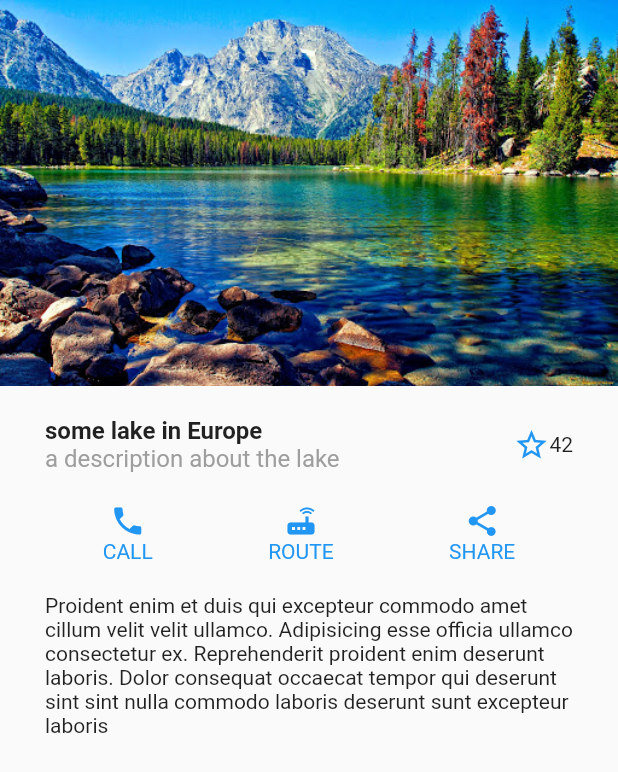
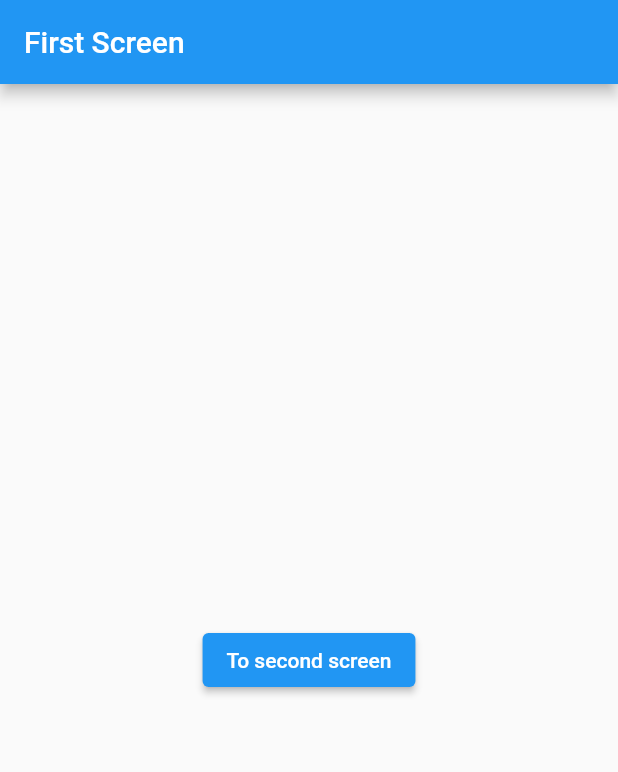
Before and after one commit to HiskelKelemework/AMP_LAB, a Flutter app: the screen it shows after launch, on a phone screen of 412 x 824 dp. Shown: the top 772 px of the screen. Run offline on Flutter 3.47's test engine with Material 2 defaults, Android fonts, the phone set to English and light mode, and no system bars.

Commit message:
named routes

```diff
--- a/lib/main.dart
+++ b/lib/main.dart
@@ -1,131 +1,20 @@
 import 'package:flutter/cupertino.dart';
 import 'package:flutter/material.dart';
-import 'package:myapp/star.dart';
-import 'package:myapp/star_stateful.dart';
+import 'package:myapp/screens/first_screen.dart';
+import 'package:myapp/screens/second_screen.dart';
 
 void main() => runApp(MyApp());
 
 class MyApp extends StatelessWidget {
-  Widget _buildTextRow() {
-    return Row(
-      children: [
-        Expanded(
-          child: Column(
-            crossAxisAlignment: CrossAxisAlignment.start,
-            children: [
-              Text(
-                "some lake in Europe",
-                style: TextStyle(
-                  fontWeight: FontWeight.bold,
-                  fontSize: 16.0,
-                ),
-              ),
-              Text(
-                "a description about the lake",
-                style: TextStyle(
-                  fontSize: 16.0,
-                  color: Colors.grey,
-                ),
-              ),
-            ],
-          ),
-        ),
-        StarStateful(starColor: Colors.blue, count: 42),
-      ],
-    );
-  }
-
-  Widget _buildIconRow() {
-    final textStyle = TextStyle(color: Colors.blue);
-
-    return Padding(
-      padding: const EdgeInsets.symmetric(vertical: 20.0),
-      child: Row(
-        mainAxisAlignment: MainAxisAlignment.spaceAround,
-        children: [
-          Column(
-            children: [
-              Icon(
-                Icons.phone,
-                color: Colors.blue,
-              ),
-              Text(
-                "CALL",
-                style: textStyle,
-              ),
-            ],
-          ),
-          Column(
-            children: [
-              Icon(
-                Icons.router,
-                color: Colors.blue,
-              ),
-              Text(
-                "ROUTE",
-                style: textStyle,
-              ),
-            ],
-          ),
-          Column(
-            children: [
-              Icon(
-                Icons.share,
-                color: Colors.blue,
-              ),
-              Text(
-                "SHARE",
-                style: textStyle,
-              ),
-            ],
-          )
-        ],
-      ),
-    );
-  }
-
-  Widget _buildText() {
-    return Text(
-      "Proident enim et duis qui excepteur commodo amet cillum velit velit ullamco. Adipisicing esse officia ullamco consectetur ex. Reprehenderit proident enim deserunt laboris. Dolor consequat occaecat tempor qui deserunt sint sint nulla commodo laboris deserunt sunt excepteur laboris",
-    );
-  }
-
   @override
   Widget build(BuildContext context) {
-    final colors = <Color>[
-      Colors.black,
-      Colors.red,
-      Colors.yellow,
-      Colors.green,
-      Colors.purple,
-      Colors.cyan,
-      Colors.orange,
-      Colors.brown,
-      Colors.black,
-      Colors.red,
-    ];
-
     return MaterialApp(
       debugShowCheckedModeBanner: false,
-      home: Scaffold(
-          body: Column(
-        children: [
-          Image.asset("assets/lake.jpg"),
-          Padding(
-            padding: const EdgeInsets.symmetric(
-              horizontal: 30.0,
-              vertical: 20.0,
-            ),
-            child: Column(
-              children: [
-                _buildTextRow(),
-                _buildIconRow(),
-                _buildText(),
-              ],
-            ),
-          )
-        ],
-      )),
+      initialRoute: FirstScreen.routeName,
+      routes: {
+        FirstScreen.routeName: (BuildContext context) => FirstScreen(),
+        SecondScreen.routeName: (BuildContext context) => SecondScreen(),
+      },
     );
   }
 }
--- /dev/null
+++ b/lib/screens/first_screen.dart
@@ -0,0 +1,31 @@
+import 'package:flutter/material.dart';
+import 'package:myapp/screens/second_screen.dart';
+
+class FirstScreen extends StatelessWidget {
+  static const String routeName = '/first';
+
+  const FirstScreen({Key? key}) : super(key: key);
+
+  @override
+  Widget build(BuildContext context) {
+    return Scaffold(
+      appBar: AppBar(
+        title: Text("First Screen"),
+      ),
+      body: Center(
+        child: ElevatedButton(
+          onPressed: () async {
+            final result = await Navigator.pushNamed(
+              context,
+              SecondScreen.routeName,
+              arguments: "This is my message",
+            );
+            // this line
+            print("result:: $result");
+          },
+          child: Text("To second screen"),
+        ),
+      ),
+    );
+  }
+}
```
Also changed, not shown: lib/my_app.dart (added, +114 -0 lines), lib/screens/second_screen.dart (added, +33 -0 lines).
